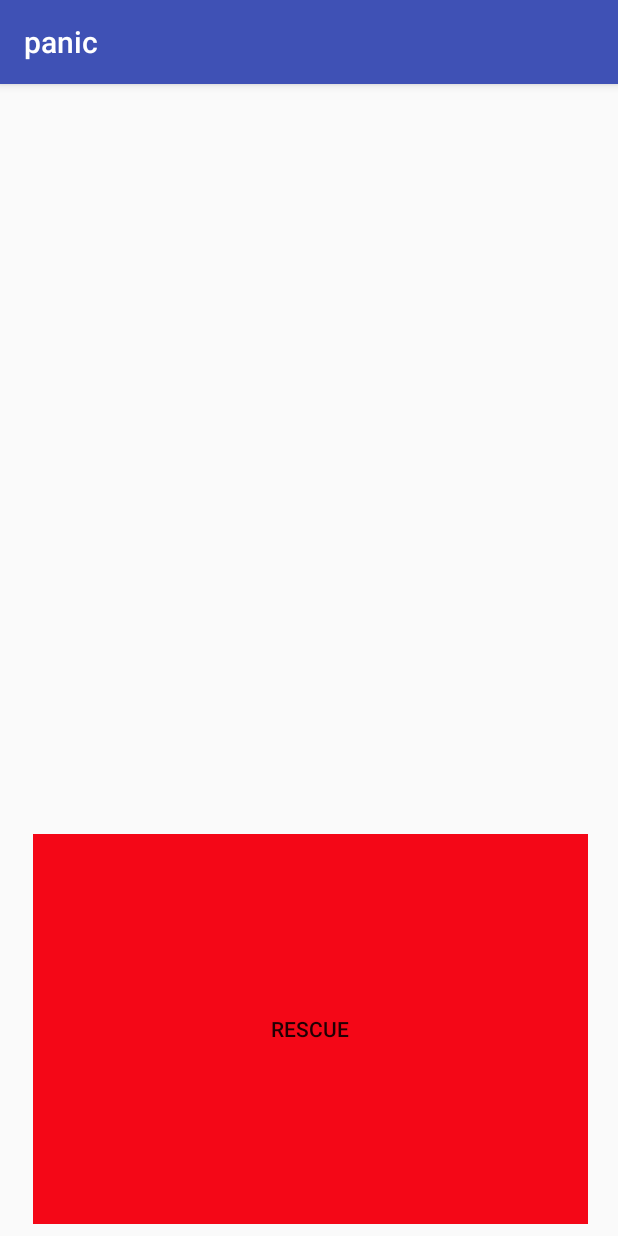
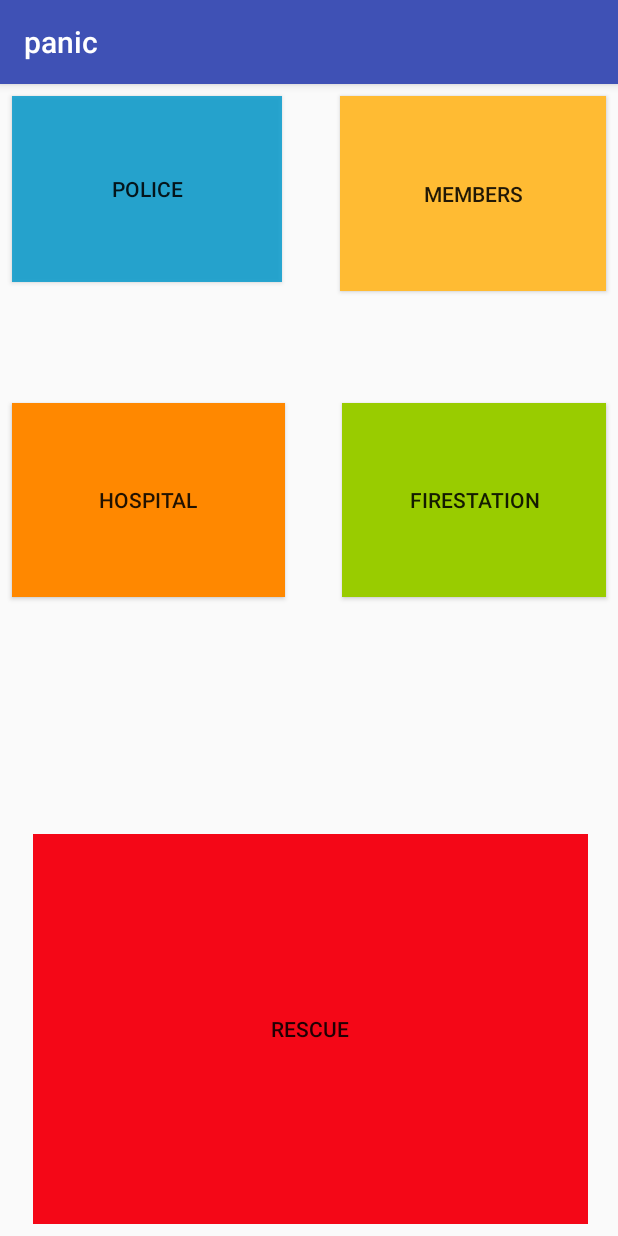
Before and after one commit to Aadit01/rescue_Android-, an Android app: the MainActivity screen opened directly, with no data from a screen before it, on a phone screen of 412 x 824 dp. Run offline under Robolectric (Android 15) with nearby library versions, the phone set to English and light mode, and no system bars.

Commit message:
connected all the activity together!

```diff
--- a/panic/app/src/main/java/com/example/s522553/panic/MainActivity.java
+++ b/panic/app/src/main/java/com/example/s522553/panic/MainActivity.java
@@ -1,7 +1,9 @@
 package com.example.s522553.panic;
 
+import android.content.Intent;
 import android.support.v7.app.AppCompatActivity;
 import android.os.Bundle;
+import android.view.View;
 
 public class MainActivity extends AppCompatActivity {
 
@@ -10,4 +12,25 @@ public class MainActivity extends AppCompatActivity {
         super.onCreate(savedInstanceState);
         setContentView(R.layout.activity_main);
     }
+    public void nextpolicePage(View v){
+        Intent i= new Intent(this,policeActivity.class);
+        startActivity(i);
+    }
+    public void nextHospitalPage(View v)
+    {
+        Intent i= new Intent(this,policeActivity.class);
+        startActivity(i);
+    }
+    public void nextFirestationPage(View v)
+    {
+        Intent i= new Intent(this,policeActivity.class);
+        startActivity(i);
+    }
+    public void editMemberPage(View v)
+    {
+        Intent i= new Intent(this,policeActivity.class);
+        startActivity(i);
+    }
+
+
 }
--- a/panic/app/src/main/java/com/example/s522553/panic/policeActivity.java
+++ b/panic/app/src/main/java/com/example/s522553/panic/policeActivity.java
@@ -1,7 +1,9 @@
 package com.example.s522553.panic;
 
+import android.content.Intent;
 import android.support.v7.app.AppCompatActivity;
 import android.os.Bundle;
+import android.view.View;
 
 public class policeActivity extends AppCompatActivity {
 
@@ -10,4 +12,5 @@ public class policeActivity extends AppCompatActivity {
         super.onCreate(savedInstanceState);
         setContentView(R.layout.activity_police2);
     }
-}
+
+    }
--- a/panic/app/src/main/res/layout/activity_main.xml
+++ b/panic/app/src/main/res/layout/activity_main.xml
@@ -16,6 +16,7 @@
         app:layout_constraintTop_toTopOf="parent" />
 
     <FrameLayout
+        android:id="@+id/frameLayout"
         android:layout_width="370dp"
         android:layout_height="260dp"
         android:layout_marginBottom="8dp"
@@ -31,11 +32,91 @@
         app:layout_constraintVertical_bias="1.0">
 
         <Button
-            android:id="@+id/button2"
+            android:id="@+id/rescue01"
             android:layout_width="match_parent"
             android:layout_height="match_parent"
             android:background="#f40717"
             android:text="rescue" />
     </FrameLayout>
 
+    <Button
+        android:id="@+id/police01"
+        android:layout_width="180dp"
+        android:layout_height="124dp"
+        android:layout_marginBottom="8dp"
+        android:layout_marginEnd="8dp"
+        android:layout_marginLeft="8dp"
+        android:layout_marginRight="8dp"
+        android:layout_marginStart="8dp"
+        android:layout_marginTop="8dp"
+        android:background="#d10099cc"
+        android:text="police"
+        android:onClick="nextpolicePage"
+        app:layout_constraintBottom_toBottomOf="parent"
+        app:layout_constraintEnd_toEndOf="parent"
+        app:layout_constraintHorizontal_bias="0.0"
+        app:layout_constraintStart_toStartOf="parent"
+        app:layout_constraintTop_toTopOf="parent"
+        app:layout_constraintVertical_bias="0.0" />
+
+    <Button
+        android:id="@+id/hospital01"
+        android:layout_width="182dp"
+        android:layout_height="129dp"
+        android:layout_marginBottom="8dp"
+        android:layout_marginEnd="8dp"
+        android:layout_marginLeft="8dp"
+        android:layout_marginRight="8dp"
+        android:layout_marginStart="8dp"
+        android:layout_marginTop="8dp"
+        android:background="@android:color/holo_orange_dark"
+        android:text="hospital"
+        android:onClick="nextHospitalPage"
+        app:layout_constraintBottom_toBottomOf="@+id/frameLayout"
+        app:layout_constraintEnd_toEndOf="parent"
+        app:layout_constraintHorizontal_bias="0.0"
+        app:layout_constraintStart_toStartOf="parent"
+        app:layout_constraintTop_toTopOf="parent"
+        app:layout_constraintVertical_bias="0.333" />
+
+    <Button
+        android:id="@+id/member01"
+        android:layout_width="177dp"
+        android:layout_height="130dp"
+        android:layout_marginBottom="8dp"
+        android:layout_marginEnd="8dp"
+        android:layout_marginLeft="8dp"
+        android:layout_marginRight="8dp"
+        android:layout_marginStart="8dp"
+        android:layout_marginTop="8dp"
+        android:background="@android:color/holo_orange_light"
+        android:text="members"
+        android:onClick="editMemberPage"
+        app:layout_constraintBottom_toBottomOf="parent"
+        app:layout_constraintEnd_toEndOf="parent"
+        app:layout_constraintHorizontal_bias="1.0"
+        app:layout_constraintStart_toStartOf="parent"
+        app:layout_constraintTop_toTopOf="parent"
+        app:layout_constraintVertical_bias="0.0" />
+
+    <Button
+        android:id="@+id/firestation01"
+        android:layout_width="176dp"
+        android:layout_height="129dp"
+        android:layout_marginBottom="8dp"
+        android:layout_marginEnd="8dp"
+        android:layout_marginLeft="8dp"
+        android:layout_marginRight="8dp"
+        android:layout_marginStart="8dp"
+        android:layout_marginTop="8dp"
+        android:background="@android:color/holo_green_light"
+        android:text="firestation"
+        android:onClick="nextFirestationPage"
+        app:layout_constraintBottom_toBottomOf="@+id/frameLayout"
+        app:layout_constraintEnd_toEndOf="parent"
+        app:layout_constraintHorizontal_bias="1.0"
+        app:layout_constraintStart_toStartOf="parent"
+        app:layout_constraintTop_toTopOf="parent"
+        app:layout_constraintVertical_bias="0.333" />
+
 </android.support.constraint.ConstraintLayout>
--- a/panic/app/src/main/res/layout/activity_police.xml
+++ b/panic/app/src/main/res/layout/activity_police.xml
@@ -6,4 +6,5 @@
     android:layout_height="match_parent"
     tools:context=".policeActivity">
 
+
 </android.support.constraint.ConstraintLayout>
--- a/panic/app/src/main/res/layout/activity_signin.xml
+++ b/panic/app/src/main/res/layout/activity_signin.xml
@@ -4,6 +4,7 @@
     xmlns:tools="http://schemas.android.com/tools"
     android:layout_width="match_parent"
     android:layout_height="match_parent"
+    android:background="@drawable/red"
     tools:context=".signinActivity">
 
     <Button
@@ -68,7 +69,15 @@
         android:id="@+id/button3"
         android:layout_width="wrap_content"
         android:layout_height="wrap_content"
+        android:layout_marginBottom="8dp"
+        android:layout_marginEnd="8dp"
+        android:layout_marginLeft="8dp"
+        android:layout_marginRight="8dp"
+        android:layout_marginStart="8dp"
+        android:layout_marginTop="8dp"
         android:text="Done"
-        tools:layout_editor_absoluteX="147dp"
-        tools:layout_editor_absoluteY="229dp" />
+        app:layout_constraintBottom_toBottomOf="parent"
+        app:layout_constraintEnd_toEndOf="parent"
+        app:layout_constraintStart_toStartOf="parent"
+        app:layout_constraintTop_toTopOf="parent" />
 </android.support.constraint.ConstraintLayout>
```
Also changed, not shown: panic/app/src/main/res/drawable/girl.jpg (added), panic/app/src/main/res/drawable/medical.jpg (added), panic/app/src/main/res/drawable/owl.jpg (added), panic/app/src/main/res/drawable/police.jpg (added), panic/app/src/main/res/drawable/red.jpg (added).
